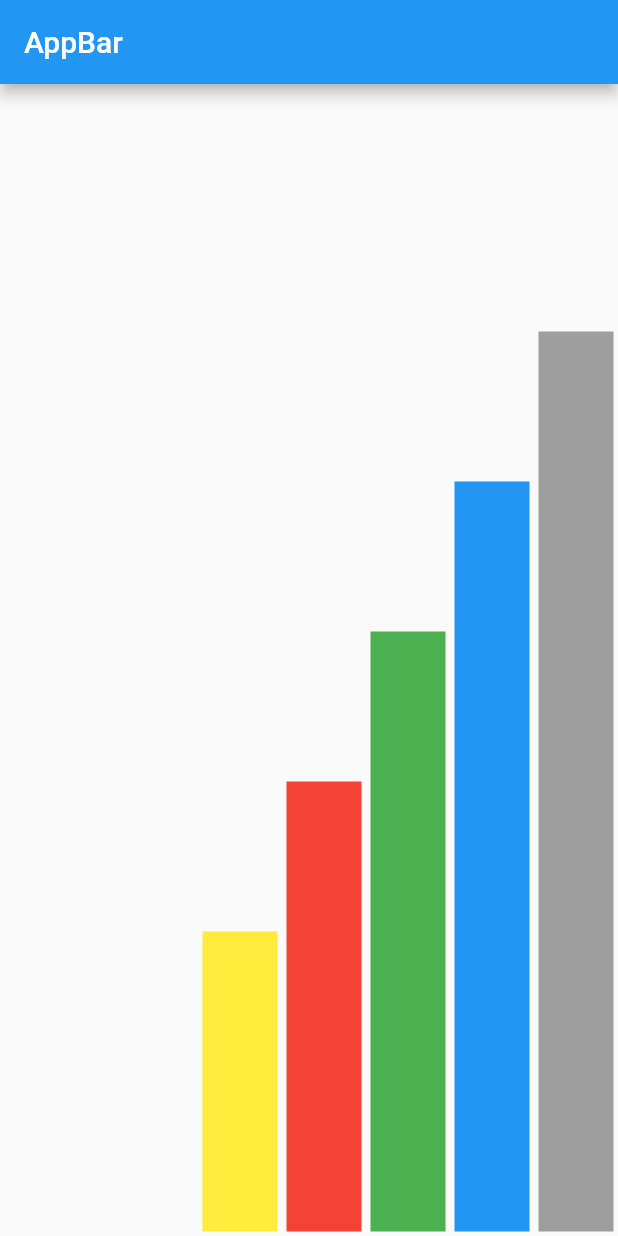
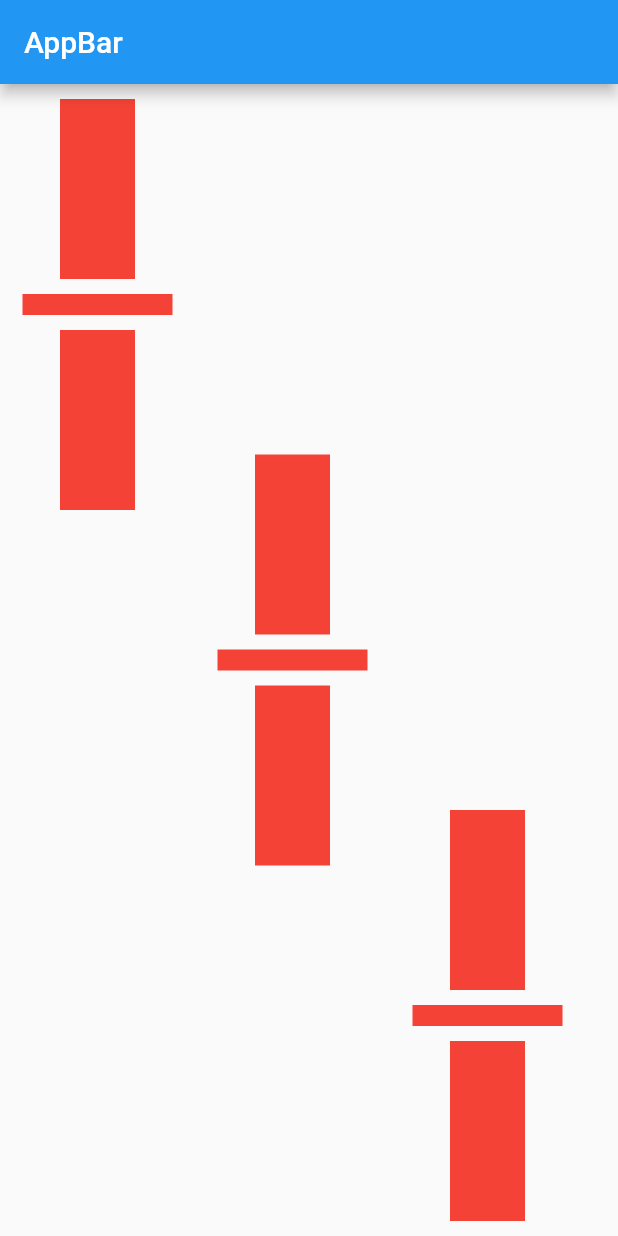
Before and after one commit to lucascorreanasario/flutter_application, a Flutter app: the screen it shows after launch, on a phone screen of 412 x 824 dp. Run offline on Flutter 3.47's test engine with Material 2 defaults, Android fonts, the phone set to English and light mode, and no system bars.

Commit message:
feat/tarefa-04

```diff
--- a/lib/main.dart
+++ b/lib/main.dart
@@ -4,72 +4,80 @@ void main() {
   runApp(const MyApp());
 }
 class MyApp extends StatefulWidget {
-  const MyApp({super.key});
+  const MyApp({
+    super.key
+  });
 
   @override
-  State<MyApp> createState() => _MyAppState();
+  State < MyApp > createState() => _MyAppState();
 }
 containerBuild() {
   return Container(
-      color: Colors.yellow,
-      margin: const EdgeInsets.all(3),
+      color: Colors.red,
+     margin: const EdgeInsets.only(left: (40), bottom: (10), top: (10), right: (40)),
       width: 50,
-      height: 200,
+      height: 120,
+  );
+}
+containerBuild2() {
+  return Container(
+    color: Colors.red,
+    width: 100,
+    height: 14,
   );
 }
 
 
-  containerBuild1() {
-    return Container(
-      color: Colors.red,
-      margin: const EdgeInsets.all(3),
-      width: 50,
-      height: 300,
-    );
-  }
-    containerBuild2() {
-    return Container(
-      color: Colors.green,
-      margin: const EdgeInsets.all(3),
-      width: 50,
-      height: 400,
-    );
-  }
-   containerBuild3() {
-    return Container(
-      color: Colors.blue,
-      margin: const EdgeInsets.all(3),
-      width: 50,
-      height: 500,
-    );
-  }
-   containerBuild4() {
-    return Container(
-      color: Colors.grey,
-      margin: const EdgeInsets.all(3),
-      width: 50,
-      height: 600,
-    );
-  }
 
 
-class _MyAppState extends State<MyApp> {
+class _MyAppState extends State < MyApp > {
   @override
   Widget build(BuildContext context) {
     return MaterialApp(
       debugShowCheckedModeBanner: false,
       home: Scaffold(
         appBar: AppBar(title: const Text("AppBar")),
-         body: Container(
-          alignment: Alignment.bottomLeft,
-          child: Row(
-            crossAxisAlignment: CrossAxisAlignment.end,
+        body: Row(
+
+          crossAxisAlignment: CrossAxisAlignment.center,
+          mainAxisAlignment: MainAxisAlignment.start,
+          children: [
+            Column(
+
+              crossAxisAlignment: CrossAxisAlignment.center,
+              mainAxisAlignment: MainAxisAlignment.start,
+              children: [
+                containerBuild(),
+                containerBuild2(),
+                containerBuild(),
+              ],
+            ),
+            Column(
+              crossAxisAlignment: CrossAxisAlignment.center,
+              mainAxisAlignment: MainAxisAlignment.center,
+              children: [
+                containerBuild(),
+                containerBuild2(),
+                containerBuild(),
+              ],
+            ),
+            Column(
+
+              crossAxisAlignment: CrossAxisAlignment.center,
               mainAxisAlignment: MainAxisAlignment.end,
-            children: [containerBuild(), containerBuild1(), containerBuild2(), containerBuild3(), containerBuild4()],
+
+
+
+              children: [
+
+                containerBuild(),
+                containerBuild2(),
+                containerBuild(),
+              ],
             ),
-      )
-      )
+          ],
+        ),
+      ),
     );
-
   }
 }
```
Lines whose indentation alone changed are shown as unchanged.
